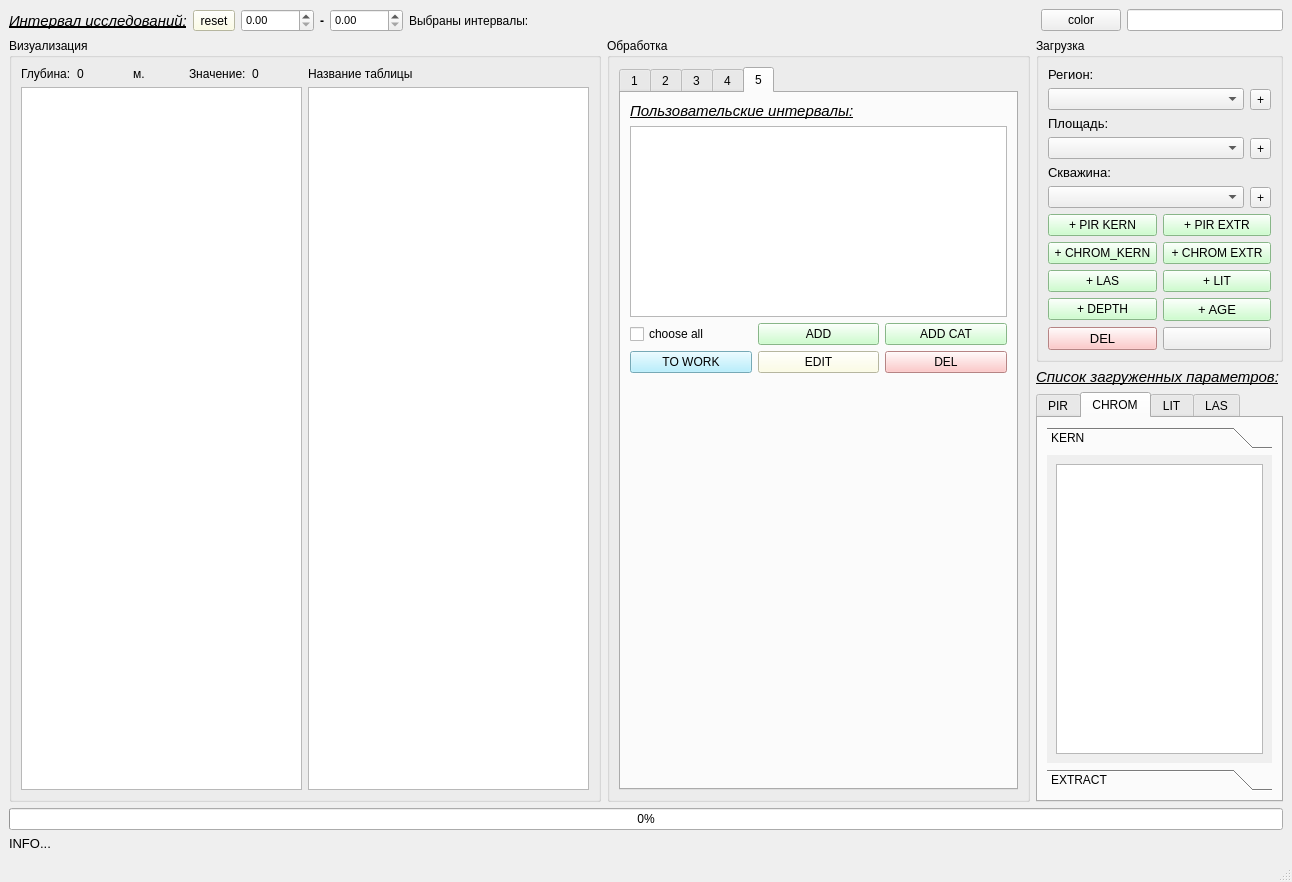
Qt form qt/domanic_dialog.ui (idergunoff/domanic) before a commit.
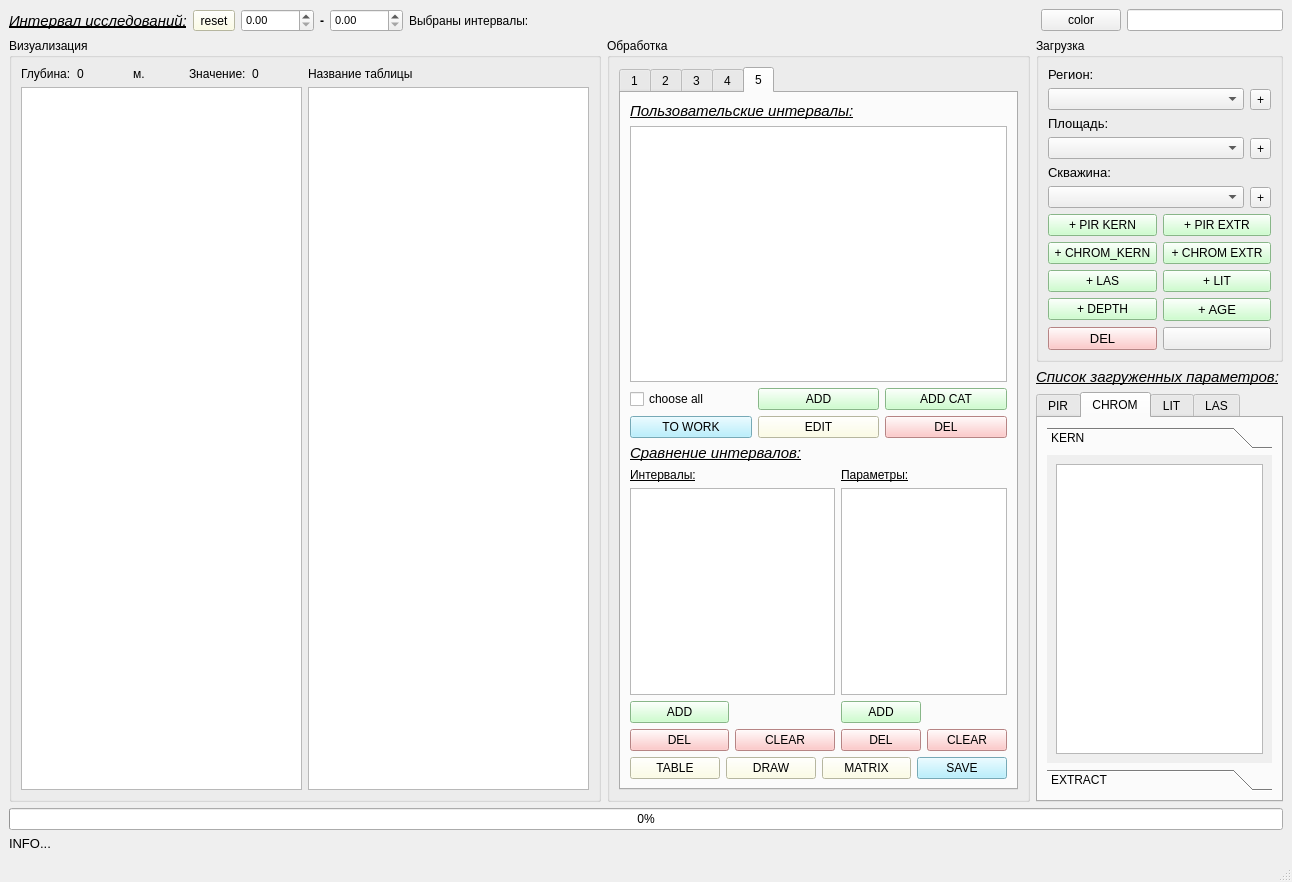
The same form after that commit. The open tabs and pages were chosen to show the change. Custom widgets are drawn as their Qt base class.

Commit message: age, compare interval in Qt

Diff of the .ui file:
```diff
--- a/qt/domanic_dialog.ui
+++ b/qt/domanic_dialog.ui
@@ -2352,7 +2352,7 @@
                 </attribute>
                 <layout class="QGridLayout" name="gridLayout_56">
                  <item row="1" column="1">
-                  <layout class="QGridLayout" name="gridLayout_54" rowstretch="2,3">
+                  <layout class="QGridLayout" name="gridLayout_54" rowstretch="0,0">
                    <item row="0" column="0">
                     <layout class="QGridLayout" name="gridLayout_55">
                      <item row="3" column="2">
@@ -2432,17 +2432,178 @@
                     </layout>
                    </item>
                    <item row="1" column="0">
-                    <spacer name="verticalSpacer">
-                     <property name="orientation">
-                      <enum>Qt::Vertical</enum>
-                     </property>
-                     <property name="sizeHint" stdset="0">
-                      <size>
-                       <width>20</width>
-                       <height>40</height>
-                      </size>
-                     </property>
-                    </spacer>
+                    <layout class="QGridLayout" name="gridLayout_57">
+                     <item row="0" column="0">
+                      <widget class="QLabel" name="label_10">
+                       <property name="font">
+                        <font>
+                         <pointsize>11</pointsize>
+                         <italic>true</italic>
+                         <underline>true</underline>
+                        </font>
+                       </property>
+                       <property name="text">
+                        <string>Сравнение интервалов:</string>
+                       </property>
+                      </widget>
+                     </item>
+                     <item row="1" column="0">
+                      <layout class="QGridLayout" name="gridLayout_58" columnstretch="3,1">
+                       <item row="0" column="0">
+                        <layout class="QGridLayout" name="gridLayout_59">
+                         <item row="0" column="0">
+                          <widget class="QLabel" name="label_2">
+                           <property name="font">
+                            <font>
+                             <pointsize>9</pointsize>
+                             <underline>true</underline>
+                            </font>
+                           </property>
+                           <property name="text">
+                            <string>Интервалы:</string>
+                           </property>
+                          </widget>
+                         </item>
+                         <item row="1" column="0">
+                          <layout class="QGridLayout" name="gridLayout_60">
+                           <item row="1" column="0">
+                            <widget class="QPushButton" name="pushButton_compare_add_int">
+                             <property name="styleSheet">
+                              <string notr="true">background-color: rgb(191, 255, 191);</string>
+                             </property>
+                             <property name="text">
+                              <string>ADD</string>
+                             </property>
+                            </widget>
+                           </item>
+                           <item row="0" column="0" colspan="2">
+                            <widget class="QListWidget" name="listWidget_compare_int"/>
+                           </item>
+                           <item row="2" column="0">
+                            <widget class="QPushButton" name="pushButton_compare_del_int">
+                             <property name="styleSheet">
+                              <string notr="true">background-color: rgb(255, 185, 185);</string>
+                             </property>
+                             <property name="text">
+                              <string>DEL</string>
+                             </property>
+                            </widget>
+                           </item>
+                           <item row="2" column="1">
+                            <widget class="QPushButton" name="pushButton_compare_clear_int">
+                             <property name="styleSheet">
+                              <string notr="true">background-color: rgb(255, 185, 185);</string>
+                             </property>
+                             <property name="text">
+                              <string>CLEAR</string>
+                             </property>
+                            </widget>
+                           </item>
+                          </layout>
+                         </item>
+                        </layout>
+                       </item>
+                       <item row="0" column="1">
+                        <layout class="QGridLayout" name="gridLayout_79">
+                         <item row="0" column="0">
+                          <widget class="QLabel" name="label_24">
+                           <property name="font">
+                            <font>
+                             <pointsize>9</pointsize>
+                             <underline>true</underline>
+                            </font>
+                           </property>
+                           <property name="text">
+                            <string>Параметры:</string>
+                           </property>
+                          </widget>
+                         </item>
+                         <item row="1" column="0">
+                          <layout class="QGridLayout" name="gridLayout_80">
+                           <item row="1" column="0">
+                            <widget class="QPushButton" name="pushButton_compare_add_param">
+                             <property name="styleSheet">
+                              <string notr="true">background-color: rgb(191, 255, 191);</string>
+                             </property>
+                             <property name="text">
+                              <string>ADD</string>
+                             </property>
+                            </widget>
+                           </item>
+                           <item row="0" column="0" colspan="2">
+                            <widget class="QListWidget" name="listWidget_compare_param"/>
+                           </item>
+                           <item row="2" column="1">
+                            <widget class="QPushButton" name="pushButton_compare_clear_param">
+                             <property name="styleSheet">
+                              <string notr="true">background-color: rgb(255, 185, 185);</string>
+                             </property>
+                             <property name="text">
+                              <string>CLEAR</string>
+                             </property>
+                            </widget>
+                           </item>
+                           <item row="2" column="0">
+                            <widget class="QPushButton" name="pushButton_compare_del_param">
+                             <property name="styleSheet">
+                              <string notr="true">background-color: rgb(255, 185, 185);</string>
+                             </property>
+                             <property name="text">
+                              <string>DEL</string>
+                             </property>
+                            </widget>
+                           </item>
+                          </layout>
+                         </item>
+                        </layout>
+                       </item>
+                      </layout>
+                     </item>
+                     <item row="2" column="0">
+                      <layout class="QGridLayout" name="gridLayout_81">
+                       <item row="0" column="0">
+                        <widget class="QPushButton" name="pushButton_compare_table">
+                         <property name="styleSheet">
+                          <string notr="true">background-color: rgb(255, 255, 222);</string>
+                         </property>
+                         <property name="text">
+                          <string>TABLE</string>
+                         </property>
+                        </widget>
+                       </item>
+                       <item row="0" column="1">
+                        <widget class="QPushButton" name="pushButton_compare_draw">
+                         <property name="styleSheet">
+                          <string notr="true">background-color: rgb(255, 255, 222);</string>
+                         </property>
+                         <property name="text">
+                          <string>DRAW</string>
+                         </property>
+                        </widget>
+                       </item>
+                       <item row="0" column="2">
+                        <widget class="QPushButton" name="pushButton_compare_matrix">
+                         <property name="styleSheet">
+                          <string notr="true">background-color: rgb(255, 255, 222);</string>
+                         </property>
+                         <property name="text">
+                          <string>MATRIX</string>
+                         </property>
+                        </widget>
+                       </item>
+                       <item row="0" column="3">
+                        <widget class="QPushButton" name="pushButton_compare_save">
+                         <property name="styleSheet">
+                          <string notr="true">background-color: rgb(165, 236, 255);</string>
+                         </property>
+                         <property name="text">
+                          <string>SAVE</string>
+                         </property>
+                        </widget>
+                       </item>
+                      </layout>
+                     </item>
+                    </layout>
                    </item>
                   </layout>
                  </item>
```
Left out of the diff: 2 changed lines with no effect on the pictures. The commit also changes 5 other files.
